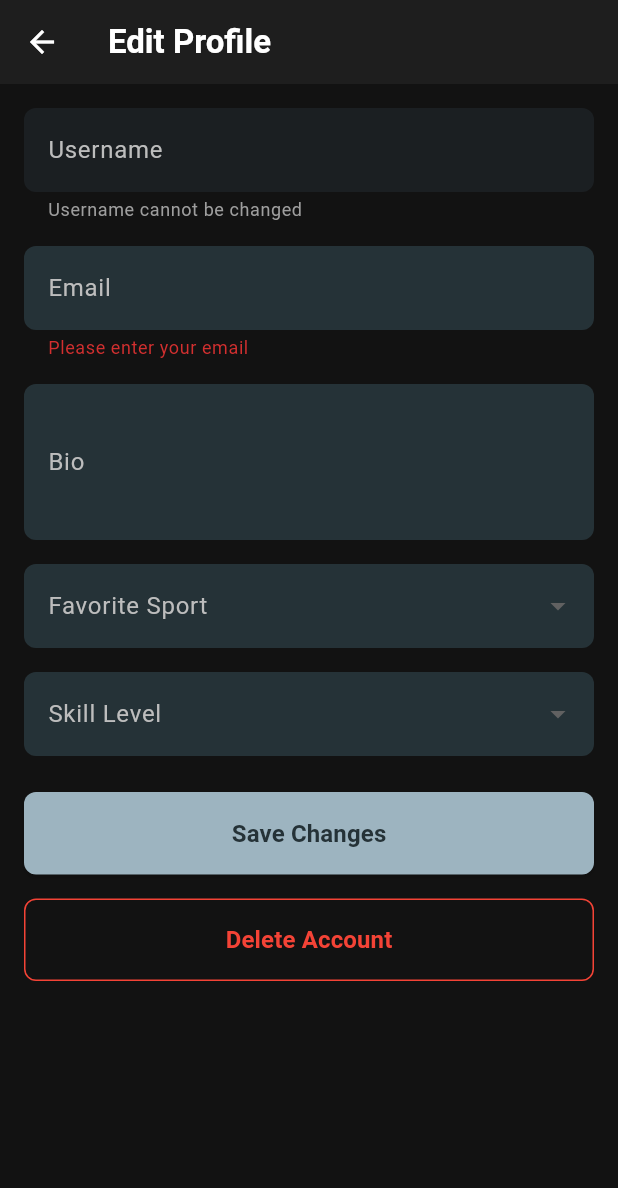
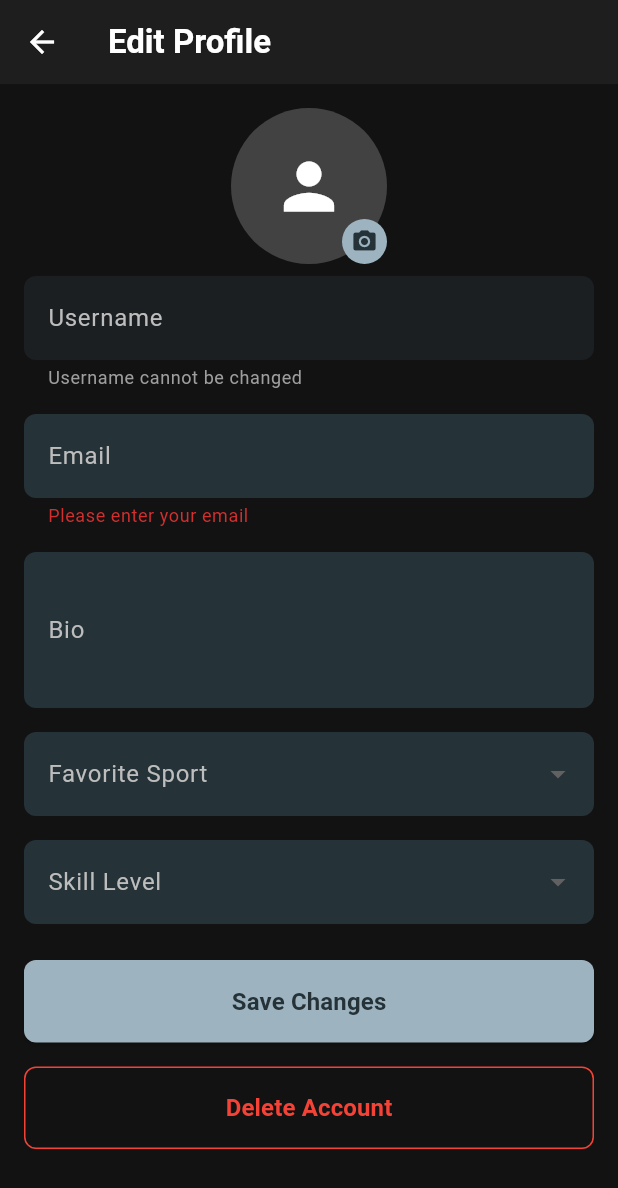
Before and after one commit to pbp-kelompok-f08/Hoppin-Flutter, a Flutter app: the EditProfilePage screen opened directly with empty values, after a tap on "Save Changes", on a phone screen of 412 x 824 dp. Shown: the top 1188 px of the screen. Run offline on Flutter 3.47's test engine with Material 3 defaults, Android fonts, the phone set to English and light mode, and no system bars; missing offline and left inert: dart:html, pbp_django_auth.

Commit message:
Adding change/remove profpic feature

```diff
--- a/lib/screens/edit_profile_page.dart
+++ b/lib/screens/edit_profile_page.dart
@@ -5,6 +5,8 @@ import 'package:provider/provider.dart';
 import 'package:flutter_hoppin/userprofile/models/user_profile.dart';
 import 'package:flutter_hoppin/userprofile/services/profile_service.dart';
 import 'package:flutter_hoppin/screens/login.dart';
+import 'dart:html' as html;
+import 'package:flutter/foundation.dart'; // kIsWeb
 
 class EditProfilePage extends StatefulWidget {
   final UserProfile profile;
@@ -19,6 +21,8 @@ class EditProfilePage extends StatefulWidget {
 }
 
 class _EditProfilePageState extends State<EditProfilePage> {
+  html.File? _pickedProfileImage;
+  bool _removeImage = false;
   final _formKey = GlobalKey<FormState>();
   late TextEditingController _emailController;
   late TextEditingController _bioController;
@@ -77,13 +81,29 @@ class _EditProfilePageState extends State<EditProfilePage> {
 
       if (mounted) {
         if (response['success'] == true) {
+          // upload foto kalau ada
+          if (_pickedProfileImage != null) {
+            await ProfileService.uploadProfilePicture(
+              request,
+              _pickedProfileImage!,
+            );
+          }
+
+          // remove foto kalau ditandai
+          if (_removeImage) {
+            await ProfileService.removeProfilePicture(request);
+          }
+
+          if (!mounted) return;
+
           ScaffoldMessenger.of(context).showSnackBar(
             const SnackBar(
               content: Text('Profile updated successfully!'),
               backgroundColor: Colors.green,
             ),
           );
-          Navigator.pop(context, true); // Return true to trigger refresh
+
+          Navigator.pop(context, true);
         } else {
           ScaffoldMessenger.of(context).showSnackBar(
             SnackBar(
@@ -116,6 +136,32 @@ class _EditProfilePageState extends State<EditProfilePage> {
     );
   }
 
+  Future<void> _pickProfilePicture() async {
+    if (!kIsWeb) return;
+
+    final uploadInput = html.FileUploadInputElement();
+    uploadInput.accept = 'image/*';
+    uploadInput.click();
+
+    uploadInput.onChange.listen((event) {
+      final file = uploadInput.files?.first;
+      if (file == null) return;
+
+      setState(() {
+        _pickedProfileImage = file; // simpan DRAFT
+        _removeImage = false;       // batalin remove kalau ada
+      });
+    });
+  }
+
+  void _removeProfilePicture() {
+    setState(() {
+      _pickedProfileImage = null;
+      _removeImage = true;
+    });
+  }
+
+
   @override
   Widget build(BuildContext context) {
     return Scaffold(
@@ -139,6 +185,63 @@ class _EditProfilePageState extends State<EditProfilePage> {
           child: Column(
             crossAxisAlignment: CrossAxisAlignment.start,
             children: [
+              // Profile Picture
+              Center(
+                child: Column(
+                  children: [
+                    GestureDetector(
+                      onTap: _pickProfilePicture,
+                      child: Stack(
+                        alignment: Alignment.bottomRight,
+                        children: [
+                          CircleAvatar(
+                            radius: 52,
+                            backgroundColor: Colors.grey[800],
+                            backgroundImage: _pickedProfileImage != null
+                                ? NetworkImage(
+                                    html.Url.createObjectUrl(_pickedProfileImage!),
+                                  )
+                                : (!_removeImage && widget.profile.profilePictureUrl != null
+                                    ? NetworkImage(
+                                        '${widget.profile.profilePictureUrl}?v=${DateTime.now().millisecondsSinceEpoch}',
+                                      )
+                                    : null),
+                            child: (_pickedProfileImage == null &&
+                                    (_removeImage || widget.profile.profilePictureUrl == null))
+                                ? const Icon(Icons.person, size: 50, color: Colors.white)
+                                : null,
+                          ),
+                          Container(
+                            decoration: const BoxDecoration(
+                              color: Color(0xFF9DB4C0),
+                              shape: BoxShape.circle,
+                            ),
+                            padding: const EdgeInsets.all(6),
+                            child: const Icon(
+                              Icons.camera_alt,
+                              size: 18,
+                              color: Color(0xFF253237),
+                            ),
+                          ),
+                        ],
+                      ),
+                    ),
+
+                    const SizedBox(height: 8),
+
+                    // tombol remove
+                    if (widget.profile.profilePictureUrl != null || _pickedProfileImage != null)
+                      TextButton(
+                        onPressed: _removeProfilePicture,
+                        child: const Text(
+                          'Remove photo',
+                          style: TextStyle(color: Colors.red),
+                        ),
+                      ),
+                  ],
+                ),
+              ),
+
               // Username (disabled)
               _buildTextField(
                 label: 'Username',
--- a/lib/userprofile/models/user_profile.dart
+++ b/lib/userprofile/models/user_profile.dart
@@ -7,6 +7,8 @@ class UserProfile {
   final String? skillLevel;
   final String dateJoined;
   final bool isOwnProfile;
+
+  static const String _baseUrl = 'http://127.0.0.1:8000';
 
   UserProfile({
     required this.username,
@@ -58,4 +60,11 @@ class UserProfile {
       return 'Member since $dateJoined';
     }
   }
+
+  // Helper to get full profile picture URL
+  String? get profilePictureUrl {
+    if (profilePicture == null || profilePicture!.isEmpty) return null;
+    if (profilePicture!.startsWith('http')) return profilePicture;
+    return '$_baseUrl$profilePicture';
+  }
 }
--- a/lib/userprofile/services/profile_service.dart
+++ b/lib/userprofile/services/profile_service.dart
@@ -1,10 +1,12 @@
 import 'dart:convert';
+import 'dart:html' as html;
+import 'dart:async';
 import 'package:pbp_django_auth/pbp_django_auth.dart';
 import 'package:flutter_hoppin/userprofile/models/user_profile.dart';
 import 'package:flutter_hoppin/userprofile/models/thread_model.dart';
 
 class ProfileService {
-  static const String baseUrl = 'http://127.0.0.1:8000';
+  static const String baseUrl = 'http://localhost:8000';
 
   // Get own profile
   static Future<UserProfile> getOwnProfile(CookieRequest request) async {
@@ -132,4 +134,47 @@ class ProfileService {
       return [];
     }
   }
+
+  static Future<Map<String, dynamic>> uploadProfilePicture(
+    CookieRequest request,
+    html.File file,
+  ) {
+    final completer = Completer<Map<String, dynamic>>();
+
+    final formData = html.FormData();
+    formData.appendBlob('profile_picture', file, file.name);
+
+    final xhr = html.HttpRequest();
+    xhr.open('POST', '$baseUrl/accounts/profile/upload-picture/');
+    xhr.withCredentials = true;
+
+    xhr.onLoad.listen((event) {
+      try {
+        final response = jsonDecode(xhr.responseText!);
+        completer.complete(response);
+      } catch (e) {
+        completer.completeError('Invalid JSON response');
+      }
+    });
+
+    xhr.onError.listen((event) {
+      completer.completeError('Upload failed');
+    });
+
+    xhr.send(formData);
+
+    return completer.future;
+  }
+
+  static Future<Map<String, dynamic>> removeProfilePicture(
+    CookieRequest request,
+  ) async {
+    final response = await request.post(
+      'http://localhost:8000/accounts/profile/remove-picture/',
+      {},
+    );
+
+    return response;
+  }
+
 }
```
Also changed, not shown: lib/screens/profile_page.dart (+4 -4 lines).
